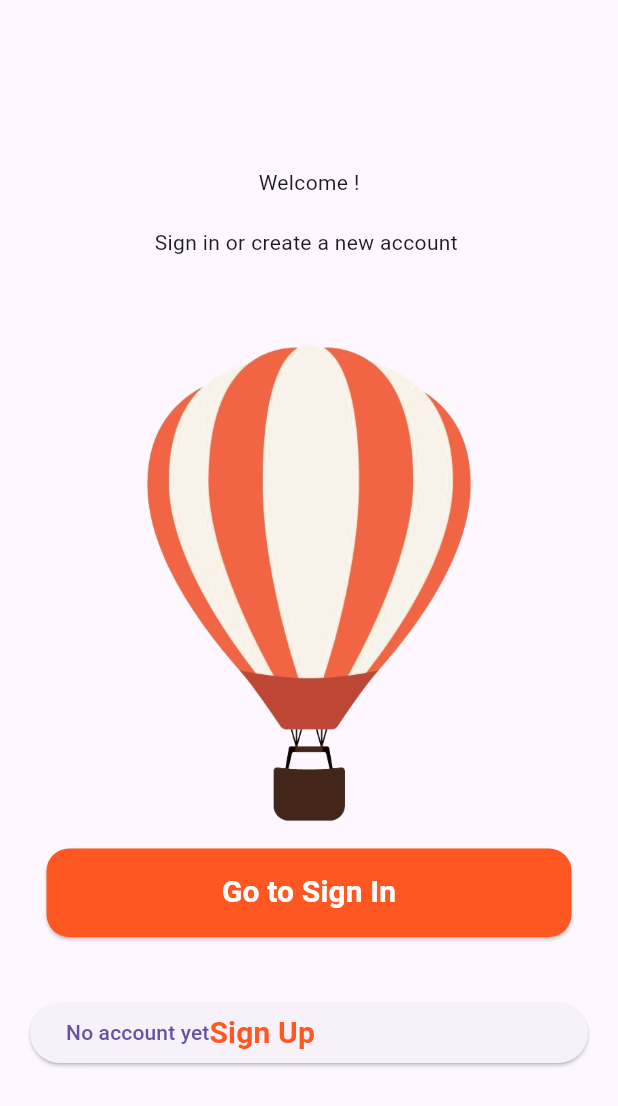
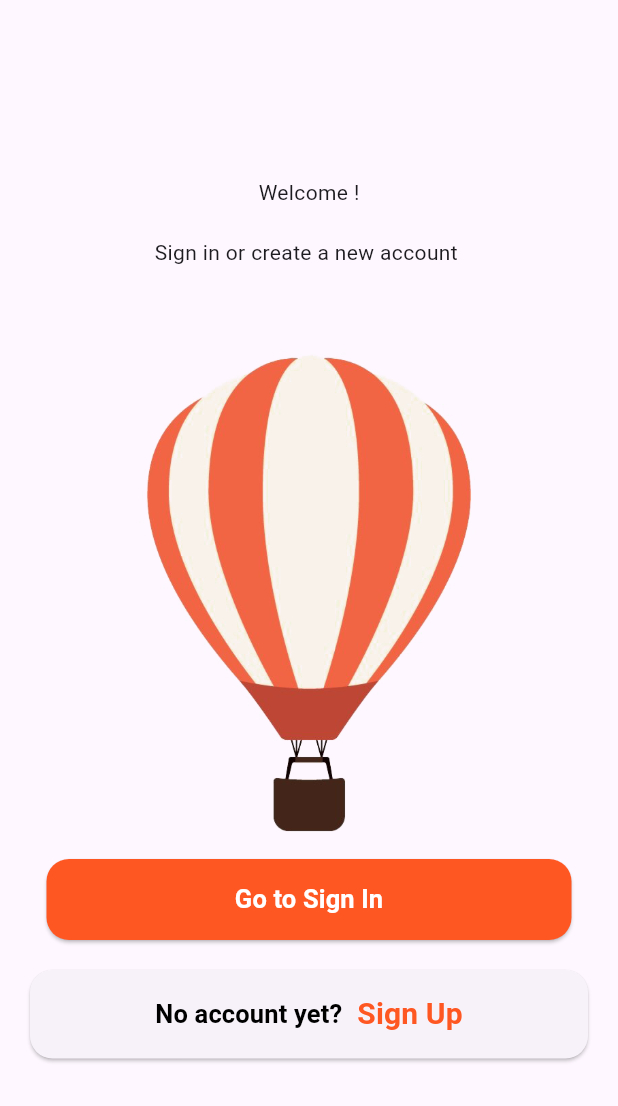
Before and after one commit to Phnix01/Login_Sign_Project4_from_dribble, a Flutter app: the screen it shows after launch, on a phone screen of 412 x 824 dp. Shown: the top 1106 px of the screen. Run offline on Flutter 3.47's test engine with Material 3 defaults, Android fonts, the phone set to English and light mode, and no system bars.

Commit message:
design et implémentation du button (No account yet?Sign Up) terminé

```diff
--- a/lib/components/customBtn.dart
+++ b/lib/components/customBtn.dart
@@ -28,7 +28,7 @@ class CustomBtn extends StatelessWidget {
           textData,
           style: TextStyle(
             fontWeight: FontWeight.bold,
-            fontSize: 20,
+            fontSize: 17,
           ),
         ),
       ),
--- a/lib/screens/homeScreen.dart
+++ b/lib/screens/homeScreen.dart
@@ -29,19 +29,36 @@ class HomeScreen extends StatelessWidget {
               textData: 'Go to Sign In',
             ),
             const SizedBox(
-              height: 40,
+              height: 20,
             ),
             ElevatedButton(
                 onPressed: () {},
+                style: ElevatedButton.styleFrom(
+                    padding: EdgeInsets.all(15.0),
+                    shape: RoundedRectangleBorder(
+                      borderRadius: BorderRadius.circular(15),
+                    )),
                 child: Row(
+                  mainAxisAlignment: MainAxisAlignment.center,
                   children: [
-                    Text('No account yet'),
+                    Text(
+                      'No account yet?',
+                      style: TextStyle(
+                        color: Colors.black,
+                        fontWeight: FontWeight.bold,
+                        fontSize: 17,
+                      ),
+                    ),
+                    const SizedBox(
+                      width: 10,
+                    ),
                     Text(
                       'Sign Up',
                       style: TextStyle(
-                          fontWeight: FontWeight.bold,
-                          fontSize: 20,
-                          color: Colors.deepOrange),
+                        fontWeight: FontWeight.bold,
+                        fontSize: 20,
+                        color: Colors.deepOrange,
+                      ),
                     )
                   ],
                 ))
```
